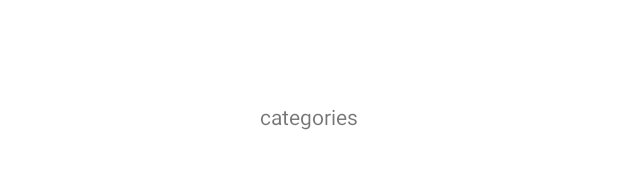
After one commit to hanchang97/NewsApp, an Android app: the layout fragment_categories.xml on its own in the app's theme, with its tools: preview values and no code run, on a phone screen of 412 x 824 dp. The commit adds this screen. Shown: the part 502-671 px from the top of the screen. Run offline under Robolectric (Android 15) with nearby library versions, the phone set to English and light mode, and no system bars.

Commit message:
[FEAT] BottomNavigtaionView 탭별 프래그먼트 생성

```diff
--- a/app/src/main/AndroidManifest.xml
+++ b/app/src/main/AndroidManifest.xml
@@ -4,6 +4,7 @@
     package="com.nimok97.newsapp">
 
     <application
+        android:name=".NewsApplication"
         android:allowBackup="true"
         android:dataExtractionRules="@xml/data_extraction_rules"
         android:fullBackupContent="@xml/backup_rules"
--- a/app/src/main/res/layout/activity_main.xml
+++ b/app/src/main/res/layout/activity_main.xml
@@ -23,7 +23,8 @@
             <com.google.android.material.appbar.MaterialToolbar
                 android:id="@+id/main_mtb"
                 android:layout_width="match_parent"
-                android:layout_height="?attr/actionBarSize" />
+                android:layout_height="?attr/actionBarSize"
+                android:background="@color/news_primary"/>
 
         </com.google.android.material.appbar.AppBarLayout>
 
@@ -42,7 +43,8 @@
             android:layout_height="wrap_content"
             app:layout_constraintBottom_toBottomOf="parent"
             app:layout_constraintEnd_toEndOf="parent"
-            app:layout_constraintStart_toStartOf="parent" />
+            app:layout_constraintStart_toStartOf="parent"
+            android:background="@color/news_primary"/>
 
     </androidx.constraintlayout.widget.ConstraintLayout>
 </layout>
--- /dev/null
+++ b/app/src/main/res/layout/fragment_categories.xml
@@ -0,0 +1,23 @@
+<?xml version="1.0" encoding="utf-8"?>
+<layout xmlns:android="http://schemas.android.com/apk/res/android"
+    xmlns:app="http://schemas.android.com/apk/res-auto">
+
+    <data>
+
+    </data>
+
+    <androidx.constraintlayout.widget.ConstraintLayout
+        android:layout_width="match_parent"
+        android:layout_height="match_parent">
+
+        <TextView
+            android:layout_width="wrap_content"
+            android:layout_height="wrap_content"
+            android:text="categories"
+            app:layout_constraintBottom_toBottomOf="parent"
+            app:layout_constraintEnd_toEndOf="parent"
+            app:layout_constraintStart_toStartOf="parent"
+            app:layout_constraintTop_toTopOf="parent" />
+
+    </androidx.constraintlayout.widget.ConstraintLayout>
+</layout>
--- a/app/src/main/res/values/colors.xml
+++ b/app/src/main/res/values/colors.xml
@@ -7,4 +7,7 @@
     <color name="teal_700">#FF018786</color>
     <color name="black">#FF000000</color>
     <color name="white">#FFFFFFFF</color>
+
+    <color name="news_primary">#6200EE</color>
+
 </resources>
```
Also changed, not shown: app/src/main/java/com/nimok97/newsapp/NewsApplication.kt (added, +8 -0 lines), app/src/main/java/com/nimok97/newsapp/presentation/MainActivity.kt (+6 -3 lines), app/src/main/java/com/nimok97/newsapp/presentation/categories/CategoriesFragment.kt (added, +36 -0 lines), app/src/main/java/com/nimok97/newsapp/presentation/saved/SavedNewsFragment.kt (added, +36 -0 lines), app/src/main/java/com/nimok97/newsapp/presentation/topnews/TopNewsFragment.kt (added, +36 -0 lines), app/src/main/res/layout/fragment_savednews.xml (added, +23 -0 lines), app/src/main/res/layout/fragment_topnews.xml (added, +23 -0 lines).
